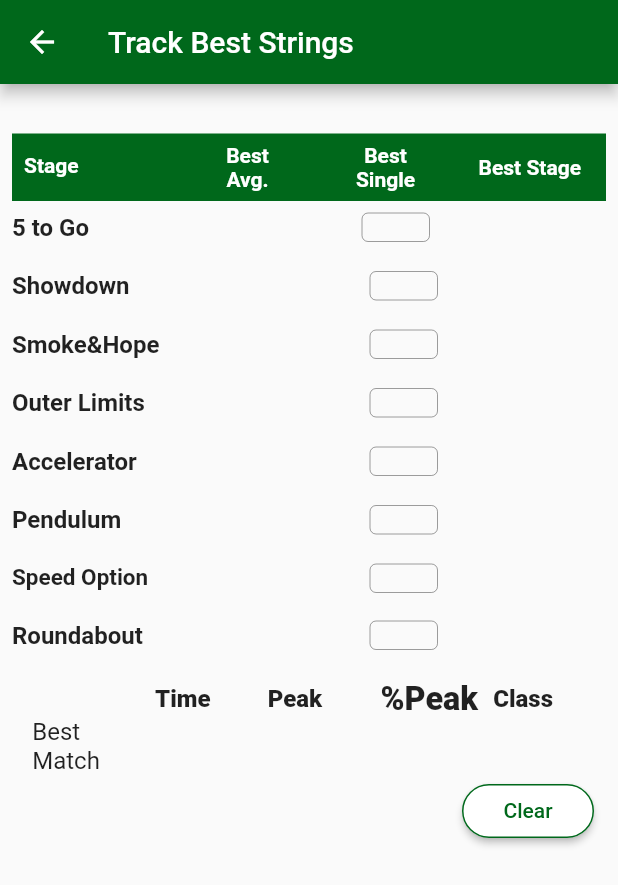
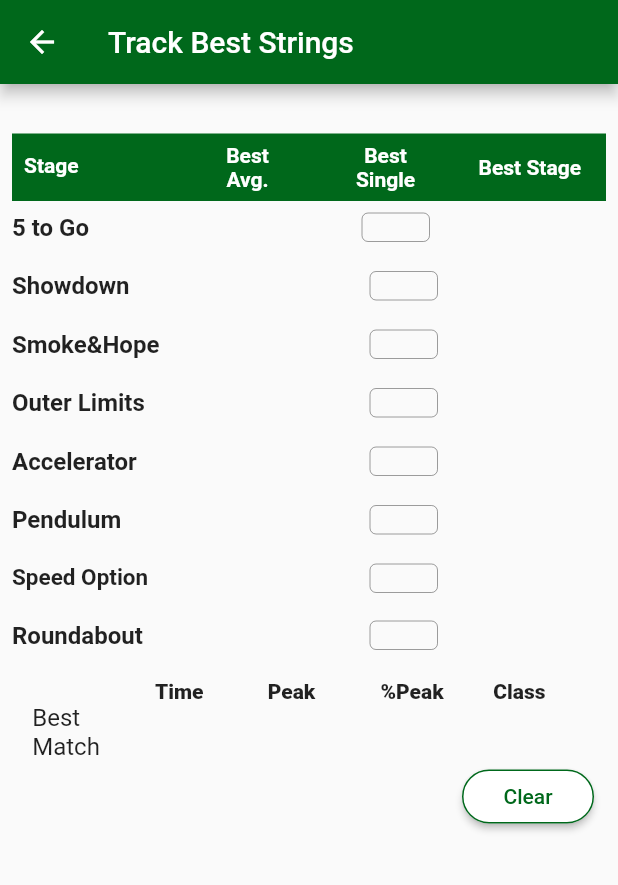
Before and after one commit to smokeyroader/steel_challenge_match_tracker, a Flutter app: the BestStrings screen opened directly with empty values, on a phone screen of 412 x 824 dp. Shown: the top 885 px of the screen. Run offline on Flutter 3.47's test engine with Material 2 defaults, Android fonts, the phone set to English and light mode, and no system bars; our stand-ins replace rflutter_alert, shared_preferences, sqflite; accounts and stored records are empty.

Commit message:
Fixed best strings display.

```diff
--- a/lib/best_strings.dart
+++ b/lib/best_strings.dart
@@ -1011,7 +1011,7 @@ class _BestStringsState extends State<BestStrings> {
                       child: Text(
                         'Time',
                         style: TextStyle(
-                            fontSize: 16.0, fontWeight: FontWeight.w900),
+                            fontSize: 14.0, fontWeight: FontWeight.w900),
                       ),
                     ),
                     Container(
@@ -1019,17 +1019,15 @@ class _BestStringsState extends State<BestStrings> {
                       child: Text(
                         'Peak',
                         style: TextStyle(
-                            fontSize: 16.0, fontWeight: FontWeight.w900),
+                            fontSize: 14.0, fontWeight: FontWeight.w900),
                       ),
                     ),
                     Container(
                       width: 65.0,
-                      child: FittedBox(
-                        child: Text(
-                          '%Peak',
-                          style: TextStyle(
-                              fontSize: 16.0, fontWeight: FontWeight.w900),
-                        ),
+                      child: Text(
+                        '%Peak',
+                        style: TextStyle(
+                            fontSize: 14.0, fontWeight: FontWeight.w900),
                       ),
                     ),
                     Container(
@@ -1037,7 +1035,7 @@ class _BestStringsState extends State<BestStrings> {
                       child: Text(
                         'Class',
                         style: TextStyle(
-                            fontSize: 16.0, fontWeight: FontWeight.w900),
+                            fontSize: 14.0, fontWeight: FontWeight.w900),
                       ),
                     ),
                   ],
```
Also changed, not shown: lib/match_tracker.dart (+38 -15 lines).
